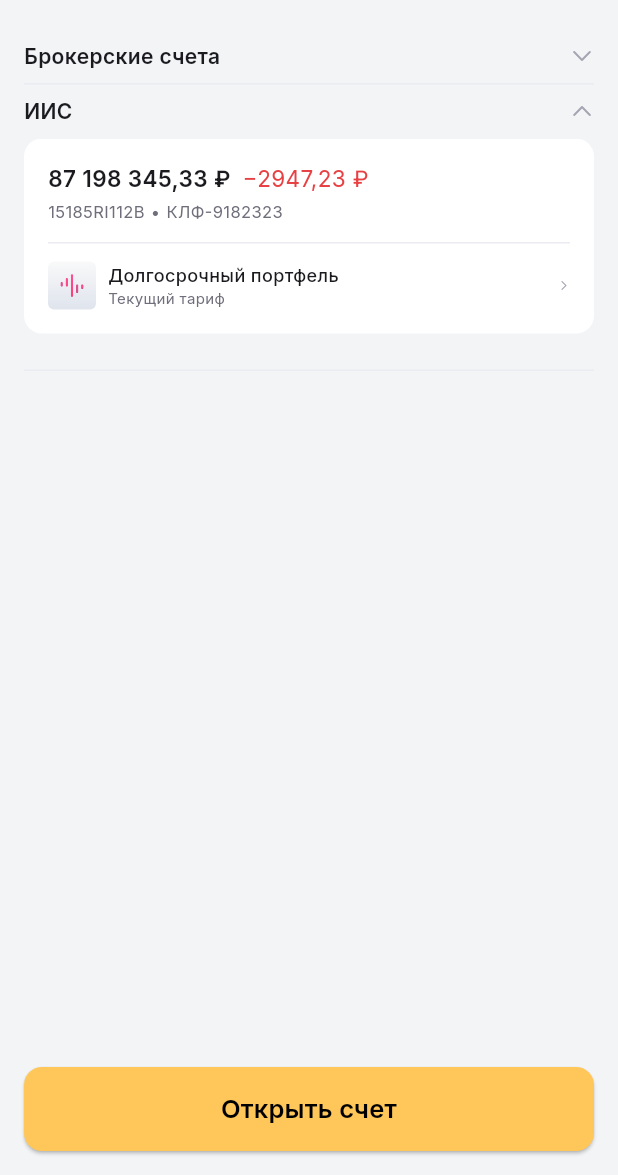
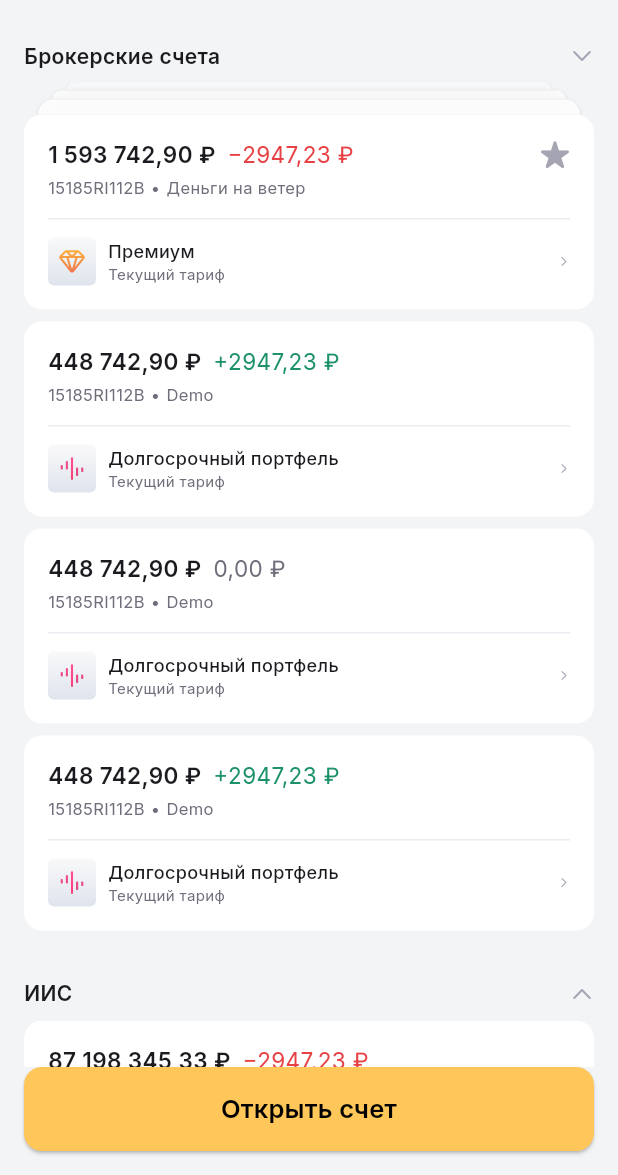
Before and after one commit to lisitsasvyatoslav/lk_prototype, a Flutter app: the AccountsListScreen screen opened directly, after a tap on "Брокерские счета", on a phone screen of 412 x 824 dp, the part 61-1236 px from its top. Run offline on Flutter 3.47's test engine with Material 3 defaults, Android fonts, the phone set to English and light mode, and no system bars; our stand-ins replace fl_chart, flutter_svg, google_fonts.

Commit message:
feat: commit

```diff
--- a/lib/features/accounts/screens/accounts_list_sheet.dart
+++ b/lib/features/accounts/screens/accounts_list_sheet.dart
@@ -19,18 +19,48 @@ class AccountsListScreen extends StatelessWidget {
           children: [
             ScreenHeader(title: 'Счета'),
             const SizedBox(height: 8),
+            // Фиксированная шапка аккордиона "Брокерские счета"
+            Container(
+              color: const Color(0xFFF2F4F6),
+              padding: const EdgeInsets.fromLTRB(16, 0, 16, 0),
+              child: InkWell(
+                onTap: () {
+                  // Здесь можно добавить логику для переключения состояния аккордиона
+                },
+                borderRadius: BorderRadius.circular(12),
+                child: Padding(
+                  padding: const EdgeInsets.symmetric(horizontal: 0, vertical: 8),
+                  child: Row(
+                    children: [
+                      Expanded(
+                        child: Text(
+                          'Брокерские счета',
+                          style: TextStyle(
+                            fontSize: 14,
+                            fontWeight: FontWeight.w600,
+                            color: AppColors.textBaseDefault,
+                          ),
+                        ),
+                      ),
+                      Icon(
+                        CupertinoIcons.chevron_down,
+                        color: AppColors.iconBaseTertiary,
+                        size: 16,
+                      ),
+                    ],
+                  ),
+                ),
+              ),
+            ),
+            // Прокручиваемый контент
             Expanded(
               child: ListView(
                 padding: const EdgeInsets.fromLTRB(16, 0, 16, 16),
                 children: [
-                  // Аккордеон "Брокерские счета"
-                  AccordionSection(
-                    title: 'Брокерские счета',
-                    child: Padding(
-                      padding: const EdgeInsets.only(bottom: 24),
-                      child: AccountsCard(),
-                    ),
-                    initiallyExpanded: true,
+                  // Контент аккордиона "Брокерские счета"
+                  Padding(
+                    padding: const EdgeInsets.only(bottom: 24),
+                    child: AccountsCard(),
                   ),
                   // Аккордеон "ИИС"
                   AccordionSection(
--- a/lib/features/accounts/widgets/accounts_card.dart
+++ b/lib/features/accounts/widgets/accounts_card.dart
@@ -13,6 +13,75 @@ class AccountsCard extends StatelessWidget {
   Widget build(BuildContext context) {
     return Column(
       children: [
+        // Третий прямоугольник (самый верхний) - 85% ширина, 5px высота, 50% opacity
+        Center(
+          child: FractionallySizedBox(
+            widthFactor: 0.85,
+            child: Container(
+              height: 5,
+              decoration: BoxDecoration(
+                color: AppColors.bgBaseDefault.withOpacity(0.7),
+                borderRadius: const BorderRadius.only(
+                  topLeft: Radius.circular(16),
+                  topRight: Radius.circular(16),
+                ),
+                boxShadow: [
+                  BoxShadow(
+                    color: Colors.black.withOpacity(0.1),
+                    blurRadius: 2,
+                    offset: const Offset(0, 1),
+                  ),
+                ],
+              ),
+            ),
+          ),
+        ),
+        // Второй прямоугольник - 90% ширина, 6px высота, 70% opacity
+        Center(
+          child: FractionallySizedBox(
+            widthFactor: 0.90,
+            child: Container(
+              height: 6,
+              decoration: BoxDecoration(
+                color: AppColors.bgBaseDefault.withOpacity(0.8),
+                borderRadius: const BorderRadius.only(
+                  topLeft: Radius.circular(16),
+                  topRight: Radius.circular(16),
+                ),
+                boxShadow: [
+                  BoxShadow(
+                    color: Colors.black.withOpacity(0.1),
+                    blurRadius: 2,
+                    offset: const Offset(0, 1),
+                  ),
+                ],
+              ),
+            ),
+          ),
+        ),
+        // Первый прямоугольник (самый нижний) - 95% ширина, 10px высота, 90% opacity
+        Center(
+          child: FractionallySizedBox(
+            widthFactor: 0.95,
+            child: Container(
+              height: 10,
+              decoration: BoxDecoration(
+                color: AppColors.bgBaseDefault.withOpacity(0.9),
+                borderRadius: const BorderRadius.only(
+                  topLeft: Radius.circular(16),
+                  topRight: Radius.circular(16),
+                ),
+                boxShadow: [
+                  BoxShadow(
+                    color: Colors.black.withOpacity(0.1),
+                    blurRadius: 2,
+                    offset: const Offset(0, 1),
+                  ),
+                ],
+              ),
+            ),
+          ),
+        ),
         // Первый счет - Premium с отрицательным изменением
         AccountListItem(
           balance: '1 593 742,90 ₽',
@@ -99,6 +168,30 @@ class AccountsCard extends StatelessWidget {
             ),
           ),
         ),
+        const SizedBox(height: 8),
+        AccountListItem(
+          balance: '448 742,90 ₽',
+          changeText: '+2947,23 ₽',
+          changeColor: AppColors.textPositiveDefault,
+          number: '15185RI112B',
+          subtitle: 'Demo',
+          tariffType: TariffType.portfolio,
+          tariffTitle: 'Долгосрочный портфель',
+          tariffSubtitle: 'Текущий тариф',
+          onTap: (ctx) => Navigator.of(ctx).push(
+            MaterialPageRoute(
+              builder: (context) => AccountDetailsScreen(
+                title: 'Demo',
+                number: '15185RI112B',
+              ),
+            ),
+          ),
+          onTariffTap: (ctx) => Navigator.of(ctx).push(
+            MaterialPageRoute(
+              builder: (context) => const TariffsScreen(),
+            ),
+          ),
+        ),
       ],
     );
   }
--- a/lib/features/profile/screens/profile_screen.dart
+++ b/lib/features/profile/screens/profile_screen.dart
@@ -6,6 +6,7 @@ import '../widgets/account_chart_card.dart';
 import '../../accounts/widgets/account_list_item.dart';
 import '../../accounts/screens/account_details_modal.dart';
 import '../../tariff/screens/tariffs_sheet.dart';
+import '../../tariff/screens/premium_tariff_screen.dart';
 
 class ProfileScreen extends StatelessWidget {
   const ProfileScreen({super.key});
@@ -45,9 +46,20 @@ class ProfileScreen extends StatelessWidget {
                     ),
                   ),
                 ),
-                onTariffTap: (ctx) => Navigator.of(ctx).push(
-                  MaterialPageRoute(
-                    builder: (context) => const TariffsScreen(),
+                onTariffTap: (ctx) => showModalBottomSheet(
+                  context: ctx,
+                  isScrollControlled: true,
+                  backgroundColor: Colors.transparent,
+                  builder: (context) => Container(
+                    height: MediaQuery.of(context).size.height * 0.95,
+                    decoration: const BoxDecoration(
+                      color: Color(0xFFF2F4F6),
+                      borderRadius: BorderRadius.only(
+                        topLeft: Radius.circular(20),
+                        topRight: Radius.circular(20),
+                      ),
+                    ),
+                    child: const PremiumTariffScreen(),
                   ),
                 ),
               ),
--- a/lib/features/tariff/screens/premium_tariff_screen.dart
+++ b/lib/features/tariff/screens/premium_tariff_screen.dart
@@ -173,6 +173,18 @@ class PremiumTariffScreen extends StatelessWidget {
                       child: MoscowSPBTable(),
                       initiallyExpanded: false,
                     ),
+
+                    AccordionSection(
+                      title: 'Московская биржа',
+                      child: MoscowSPBTable(),
+                      initiallyExpanded: false,
+                    ),
+
+                    AccordionSection(
+                      title: 'NYSE, NASDAQ, HKEX',
+                      child: MoscowSPBTable(),
+                      initiallyExpanded: false,
+                    ),
                   ],
                 ),
               ),
```
Also changed, not shown: assets/images/autofollow_banner.svg (deleted), assets/images/banner_compare_tariffs_image.jpg (deleted).
